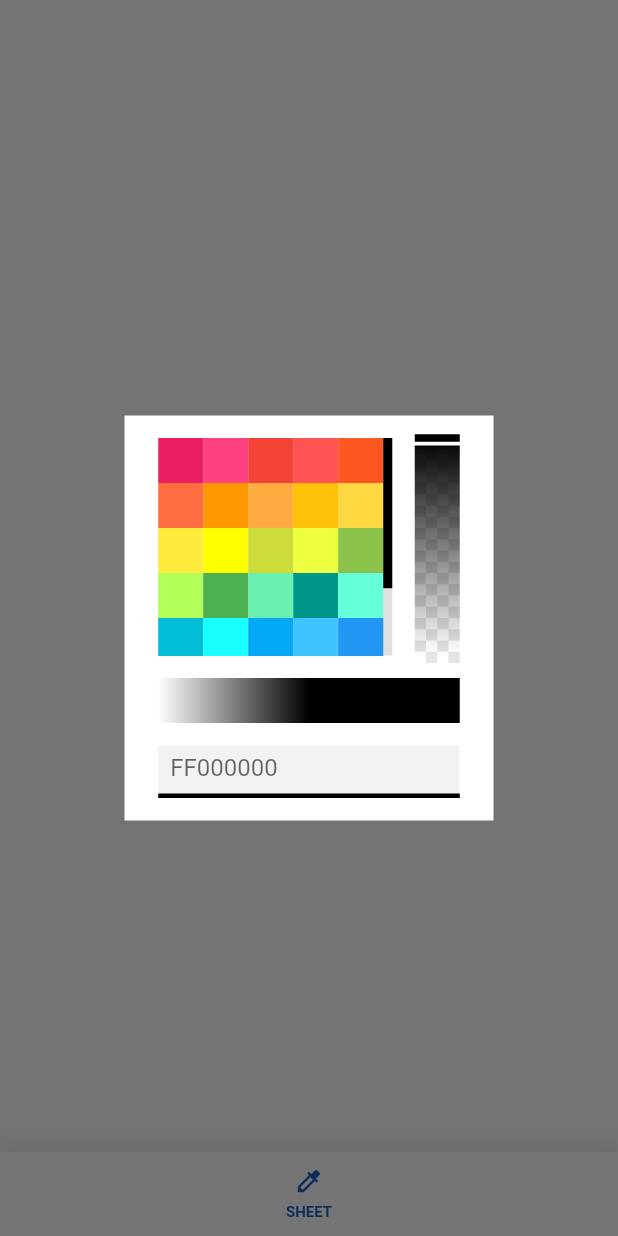
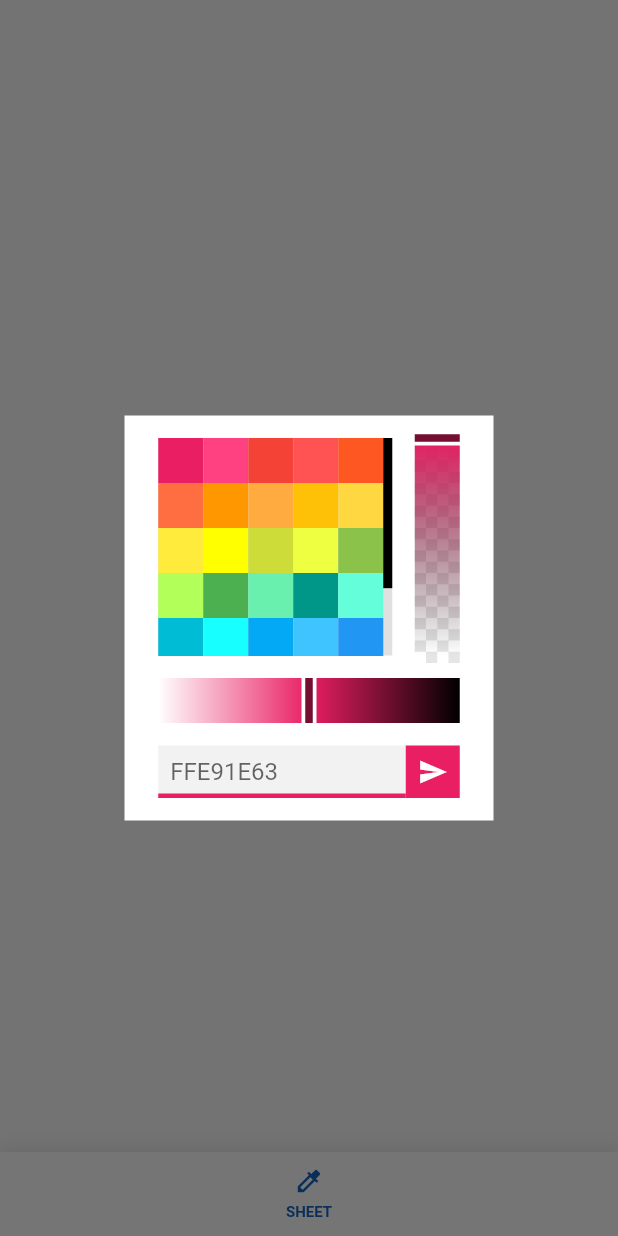
Before and after one commit to Nialixus/richtrex_colorpicker, a Flutter app: the screen it shows after launch, after a tap on "DIALOG", on a phone screen of 412 x 824 dp. Run offline on Flutter 3.47's test engine with Material 2 defaults, Android fonts, the phone set to English and light mode, and no system bars.

Commit message:
Finishing Color Picker

```diff
--- a/lib/richtrex_colorpicker.dart
+++ b/lib/richtrex_colorpicker.dart
@@ -1,7 +1,7 @@
 library richtrex_colorpicker;
 
 import 'package:flutter/material.dart';
-import 'package:flutter_bloc/flutter_bloc.dart';
+import 'package:provider/provider.dart';
 import 'package:richtrex_colorpicker/src/colorpicker_model.dart';
 import 'src/colorpicker_basic.dart';
 import 'src/colorpicker_custom.dart';
@@ -13,7 +13,7 @@ import 'src/colorpicker_state.dart';
 class RichTrexColorPicker extends StatelessWidget {
   const RichTrexColorPicker(
       {Key? key,
-      this.color = Colors.black,
+      this.color = Colors.pink,
       this.painter,
       this.scrollThickness = 6.0,
       this.colorBox = const Size(30, 30),
@@ -42,9 +42,9 @@ class RichTrexColorPicker extends StatelessWidget {
         padding?.add(EdgeInsets.only(bottom: bottom)) ??
             EdgeInsets.fromLTRB(15, 15, 15, 15 + bottom);
 
-    return BlocProvider(
+    return ChangeNotifierProvider<ColorPickerState>(
         create: (_) => ColorPickerState(
-            model: ColorPickerModel(color: color, opacity: 1.0, gradient: 0.5)),
+            model: ColorPickerModel(color: color, opacity: 1, gradient: 0.5)),
         child: CustomPaint(
             painter: painter,
             child: Padding(
@@ -56,7 +56,7 @@ class RichTrexColorPicker extends StatelessWidget {
                           mainAxisSize: MainAxisSize.min,
                           crossAxisAlignment: CrossAxisAlignment.stretch,
                           children: [
-                        // Basic ColorPicker
+                        // Basic Color Picker
                         ColoredBox(
                             color: Colors.black12,
                             child: RawScrollbar(
@@ -70,19 +70,21 @@ class RichTrexColorPicker extends StatelessWidget {
                                     child: ConstrainedBox(
                                         child: const ColorPickerBasic(),
                                         constraints: BoxConstraints(
-                                        maxWidth: colorBox.width * 5),
-                                  ))),
-                        ),
+                                            maxWidth: colorBox.width * 5))))),
 
+                        // Opacity Color Picker
                         Padding(
-                          padding:
-                              EdgeInsets.only(left: newPadding.horizontal / 2),
-                          child: const ColorPickerOpacity(),
-                        )
+                            padding: EdgeInsets.only(
+                                left: newPadding.horizontal / 2),
+                            child: const ColorPickerOpacity()),
                       ])),
+
+                  // Gradient Color Picker
                   const Padding(
                       padding: EdgeInsets.symmetric(vertical: 15.0),
                       child: ColorPickerGradient()),
+
+                  // Text Color Picker
                   const ColorPickerCustom()
                 ])))));
   }
@@ -104,15 +106,14 @@ class RichTrexColorPicker extends StatelessWidget {
               },
               child: Padding(
                   padding: EdgeInsets.only(
-              bottom: MediaQuery.of(context).viewInsets.bottom,
-            ),
+                      bottom: MediaQuery.of(context).viewInsets.bottom),
                   child: GestureDetector(
                       onTap: () => Navigator.pop(_),
                       child: Container(
                           color: Colors.transparent,
                           alignment: Alignment.bottomCenter,
-                padding:
-                    margin ?? const EdgeInsets.only(bottom: kToolbarHeight),
+                          padding: margin ??
+                              const EdgeInsets.only(bottom: kToolbarHeight),
                           child: GestureDetector(
                               onTap: () {
                                 // do nothing
@@ -129,12 +130,7 @@ class RichTrexColorPicker extends StatelessWidget {
                                               ? padding.vertical * 2
                                               : 15 * 4)),
                                   child: RichTrexColorPicker(
-                            painter: ColorPickerBackground()))),
-              ),
-            ),
-          ),
-        ),
-      );
+                                      painter: ColorPickerBackground()))))))));
 
   /// Open [RichTrexColorPicker] as Dialog.
   static Future openDialog(BuildContext context,
@@ -144,7 +140,10 @@ class RichTrexColorPicker extends StatelessWidget {
           Size colorBox = const Size(30, 30)}) =>
       showDialog(
           context: context,
-          builder: (_) => Center(
+          builder: (_) => Padding(
+                padding:
+                    EdgeInsets.only(bottom: MediaQuery.of(_).viewInsets.bottom),
+                child: Center(
                     child: Material(
                         color: Colors.white,
                         child: Container(
@@ -153,11 +152,11 @@ class RichTrexColorPicker extends StatelessWidget {
                                     (padding?.horizontal ?? 15 * 2) +
                                     scrollThickness,
                                 maxHeight: (colorBox.height * 7) +
-                            (padding != null ? padding.vertical * 2 : 15 * 4)),
+                                    (padding != null
+                                        ? padding.vertical * 2
+                                        : 15 * 4)),
                             child: const RichTrexColorPicker(),
                             color: Colors.transparent,
-                    alignment: Alignment.center,
-                  ),
-                ),
+                            alignment: Alignment.center))),
               ));
 }
--- a/lib/src/colorpicker_basic.dart
+++ b/lib/src/colorpicker_basic.dart
@@ -1,5 +1,5 @@
 import 'package:flutter/material.dart';
-import 'package:flutter_bloc/flutter_bloc.dart';
+import 'package:provider/provider.dart';
 
 import 'colorpicker_state.dart';
 
@@ -15,7 +15,7 @@ class ColorPickerBasic extends StatelessWidget {
             child: InkWell(
               onTap: () => context
                   .read<ColorPickerState>()
-                  .setModel(color: color, opacity: 1, gradient: 0.5),
+                  .setModel(color: color, opacity: 1.0, gradient: 0.5),
               child: const SizedBox(
                 width: 30,
                 height: 30,
--- a/lib/src/colorpicker_custom.dart
+++ b/lib/src/colorpicker_custom.dart
@@ -1,7 +1,6 @@
 import 'package:flutter/material.dart';
-import 'package:flutter_bloc/flutter_bloc.dart';
-import 'package:richtrex_colorpicker/src/colorpicker_model.dart';
-
+import 'package:flutter/services.dart';
+import 'package:provider/provider.dart';
 import 'colorpicker_state.dart';
 
 export 'colorpicker_custom.dart' hide ColorPickerCustom;
@@ -11,21 +10,56 @@ class ColorPickerCustom extends StatelessWidget {
 
   @override
   Widget build(BuildContext context) {
-    return BlocBuilder<ColorPickerState, ColorPickerModel>(
-        builder: (context, model) {
-      return Container(
+    TextEditingController controller = TextEditingController();
+    var model = context.select((ColorPickerState state) => state.model);
+
+    return SizedBox(
+      height: 35,
+      child: Row(
+        crossAxisAlignment: CrossAxisAlignment.stretch,
+        children: [
+          Expanded(
+              child: DecoratedBox(
                   decoration: BoxDecoration(
                       color: Colors.black.withOpacity(0.05),
-            border: Border(bottom: BorderSide(width: 3, color: model.color))),
-        height: 35,
+                      border: Border(
+                          bottom: BorderSide(width: 3, color: model.output))),
                   child: TextField(
+                    controller: controller,
+                    maxLength: 8,
+                    inputFormatters: [
+                      FilteringTextInputFormatter.allow(RegExp(r'[a-fA-F0-9]'))
+                    ],
                     decoration: InputDecoration(
+                        counterText: "",
                         contentPadding: const EdgeInsets.all(8.0),
                         isDense: true,
-              hintText: model.color.value.toRadixString(16).toUpperCase(),
+                        hintText:
+                            model.output.value.toRadixString(16).toUpperCase(),
                         border: InputBorder.none),
+                  ))),
+          Material(
+            color: model.output,
+            child: InkWell(
+                onTap: () {
+                  if (controller.text.isNotEmpty) {
+                    Color color = Color(int.parse("0x${controller.text}"));
+                    double opacity = color.opacity;
+                    context.read<ColorPickerState>().setModel(
+                        color: color, opacity: opacity, gradient: 0.5);
+                  }
+                },
+                child: Container(
+                    alignment: Alignment.center,
+                    padding: const EdgeInsets.symmetric(horizontal: 8.0),
+                    child: Icon(
+                      Icons.send,
+                      size: 20.0,
+                      color: model.gradient > 0.5 ? Colors.black : Colors.white,
+                    ))),
+          )
+        ],
       ),
     );
-    });
   }
 }
--- a/lib/src/colorpicker_gradient.dart
+++ b/lib/src/colorpicker_gradient.dart
@@ -1,7 +1,8 @@
+import 'dart:developer';
+
 import 'package:flutter/material.dart';
-import 'package:flutter_bloc/flutter_bloc.dart';
+import 'package:provider/provider.dart';
 
-import 'colorpicker_model.dart';
 import 'colorpicker_slider.dart';
 import 'colorpicker_state.dart';
 
@@ -22,18 +23,7 @@ class ColorPickerGradient extends StatelessWidget {
       }
     }
 
-    Color color(Color color, double gradient) {
-      if (gradient < 0.5) {
-        return Color.lerp(Colors.white, color, gradient)!;
-      } else if (gradient > 0.5) {
-        return Color.lerp(color, Colors.black, gradient)!;
-      } else {
-        return color;
-      }
-    }
-
-    return BlocBuilder<ColorPickerState, ColorPickerModel>(builder: (_, model) {
-      Color newColor = color(model.color, 0.5);
+    var model = context.select((ColorPickerState state) => state.model);
     return Stack(
       children: [
         Container(
@@ -43,30 +33,31 @@ class ColorPickerGradient extends StatelessWidget {
                     begin: Alignment.centerLeft,
                     end: Alignment.centerRight,
                     colors: [
-                    Color.lerp(newColor.withOpacity(1), Colors.white, 1.0)!,
-                    newColor.withOpacity(1),
-                    Color.lerp(newColor.withOpacity(1), Colors.black, 1.0)!,
+                  Color.lerp(Colors.white, model.color, 0)!,
+                  model.color,
+                  Color.lerp(model.color, Colors.black, 1.0)!,
                 ]))),
-          /*  Positioned.fill(
+        Positioned.fill(
             child: LayoutBuilder(
                 builder: (_, size) => GestureDetector(
-                      onHorizontalDragUpdate: (drag) {
-                        double value =
-                            gradient(drag.localPosition, size.biggest);
-
-                        context
+                    onTapDown: (tap) => context
                         .read<ColorPickerState>()
-                            .setModel(gradient: value);
-                      },
+                        .setModel(
+                            gradient:
+                                gradient(tap.localPosition, size.biggest)),
+                    onHorizontalDragUpdate: (drag) => context
+                        .read<ColorPickerState>()
+                        .setModel(
+                            gradient:
+                                gradient(drag.localPosition, size.biggest)),
                     child: CustomPaint(
                         painter: ColorPickerSlider(
                             scrollDirection: Axis.horizontal,
                             offset: Offset(
                                 (1 - model.gradient) * size.biggest.width, 0),
-                              color: Color.lerp(
-                                  Colors.black, model.color, 0.5)!)))))*/
+                            color:
+                                Color.lerp(Colors.black, model.color, 0.5)!)))))
       ],
     );
-    });
   }
 }
--- a/lib/src/colorpicker_model.dart
+++ b/lib/src/colorpicker_model.dart
@@ -4,23 +4,18 @@ class ColorPickerModel {
   final Color color;
   final double opacity;
   final double gradient;
+  final Color output;
 
   ColorPickerModel(
-      {required this.color, required this.opacity, required this.gradient});
+      {required this.color, required this.opacity, required this.gradient})
+      : output = (gradient < 0.5
+                ? Color.lerp(Colors.black, color, gradient * 2)!
+                : gradient > 0.5
+                    ? Color.lerp(color, Colors.white, (gradient - 0.5) * 2)!
+                    : color)
+            .withOpacity(opacity);
 
   @override
   String toString() =>
       "ColorPickerModel(color: $color, opacity: $opacity, gradient: $gradient)";
-
-  ColorPickerModel copyWith({
-    Color? color,
-    double? opacity,
-    double? gradient,
-  }) {
-    return ColorPickerModel(
-      color: color ?? this.color,
-      opacity: opacity ?? this.opacity,
-      gradient: gradient ?? this.gradient,
-    );
-  }
 }
--- a/lib/src/colorpicker_opacity.dart
+++ b/lib/src/colorpicker_opacity.dart
@@ -1,10 +1,9 @@
 import 'package:flutter/material.dart';
-import 'package:flutter_bloc/flutter_bloc.dart';
-import 'package:richtrex_colorpicker/src/colorpicker_model.dart';
-import 'package:richtrex_colorpicker/src/colorpicker_slider.dart';
-import 'package:richtrex_colorpicker/src/colorpicker_transparent_background.dart';
+import 'package:provider/provider.dart';
 
 import 'colorpicker_state.dart';
+import 'colorpicker_slider.dart';
+import 'colorpicker_transparent_background.dart';
 
 export 'colorpicker_opacity.dart' hide ColorPickerOpacity;
 
@@ -13,6 +12,7 @@ class ColorPickerOpacity extends StatelessWidget {
 
   @override
   Widget build(BuildContext context) {
+    var model = context.select((ColorPickerState state) => state.model);
     double opacity(Offset offset, Size size) {
       if (offset.dy < 0) {
         return 1;
@@ -23,7 +23,6 @@ class ColorPickerOpacity extends StatelessWidget {
       }
     }
 
-    return BlocBuilder<ColorPickerState, ColorPickerModel>(builder: (_, model) {
     return Stack(children: [
       Positioned.fill(
           child: CustomPaint(
@@ -38,11 +37,12 @@ class ColorPickerOpacity extends StatelessWidget {
       Positioned.fill(
           child: LayoutBuilder(
               builder: (_, size) => GestureDetector(
-                    onVerticalDragUpdate: (drag) {
-                      double value = opacity(drag.localPosition, size.biggest);
-
-                      context.read<ColorPickerState>().setModel(opacity: value);
-                    },
+                  onTapDown: (tap) => context.read<ColorPickerState>().setModel(
+                      opacity: opacity(tap.localPosition, size.biggest)),
+                  onVerticalDragUpdate: (drag) => context
+                      .read<ColorPickerState>()
+                      .setModel(
+                          opacity: opacity(drag.localPosition, size.biggest)),
                   child: CustomPaint(
                       painter: ColorPickerSlider(
                           offset: Offset(
@@ -50,6 +50,5 @@ class ColorPickerOpacity extends StatelessWidget {
                           color:
                               Color.lerp(Colors.black, model.color, 0.5)!)))))
     ]);
-    });
   }
 }
--- a/lib/src/colorpicker_state.dart
+++ b/lib/src/colorpicker_state.dart
@@ -1,20 +1,16 @@
-import 'dart:developer';
-
 import 'package:flutter/material.dart';
-import 'package:flutter_bloc/flutter_bloc.dart';
-
 import 'colorpicker_model.dart';
 
-class ColorPickerState extends Cubit<ColorPickerModel> {
-  ColorPickerState({required this.model}) : super(model);
-  final ColorPickerModel model;
+class ColorPickerState with ChangeNotifier {
+  ColorPickerState({required this.model});
+  ColorPickerModel model;
 
   void setModel({Color? color, double? opacity, double? gradient}) {
-    ColorPickerModel newModel = model.copyWith(
+    model = ColorPickerModel(
         color: color ?? model.color,
         opacity: opacity ?? model.opacity,
         gradient: gradient ?? model.gradient);
 
-    emit(newModel);
+    notifyListeners();
   }
 }
--- a/lib/src/colorpicker_transparent_background.dart
+++ b/lib/src/colorpicker_transparent_background.dart
@@ -5,19 +5,19 @@ class TransparentBackground extends CustomPainter {
   final Size size;
 
   @override
-  void paint(Canvas canvas, Size oldSize) {
+  void paint(Canvas canvas, Size size) {
     Path path(int x, int y) => Path()
-      ..moveTo(size.width * x, size.height * y)
-      ..lineTo(size.width * (x + 1), size.height * y)
-      ..lineTo(size.width * (x + 1), size.height * (y + 1))
-      ..lineTo(size.width * x, size.height * (y + 1))
+      ..moveTo(this.size.width * x, this.size.height * y)
+      ..lineTo(this.size.width * (x + 1), this.size.height * y)
+      ..lineTo(this.size.width * (x + 1), this.size.height * (y + 1))
+      ..lineTo(this.size.width * x, this.size.height * (y + 1))
       ..close();
 
     for (int vertical = 0;
-        vertical < oldSize.height / size.height;
+        vertical < size.height / this.size.height;
         vertical++) {
       for (int horizontal = 0;
-          horizontal < oldSize.width / size.width;
+          horizontal < size.width / this.size.width;
           horizontal++) {
         canvas.drawPath(
             path(horizontal, vertical),
--- a/pubspec.yaml
+++ b/pubspec.yaml
@@ -10,7 +10,7 @@ environment:
 dependencies:
   flutter:
     sdk: flutter
-  flutter_bloc: ^8.0.1
+  provider: ^6.0.3
 
 dev_dependencies:
   flutter_test:
```
Also changed, not shown: example/pubspec.lock. Lines whose indentation alone changed are shown as unchanged.
